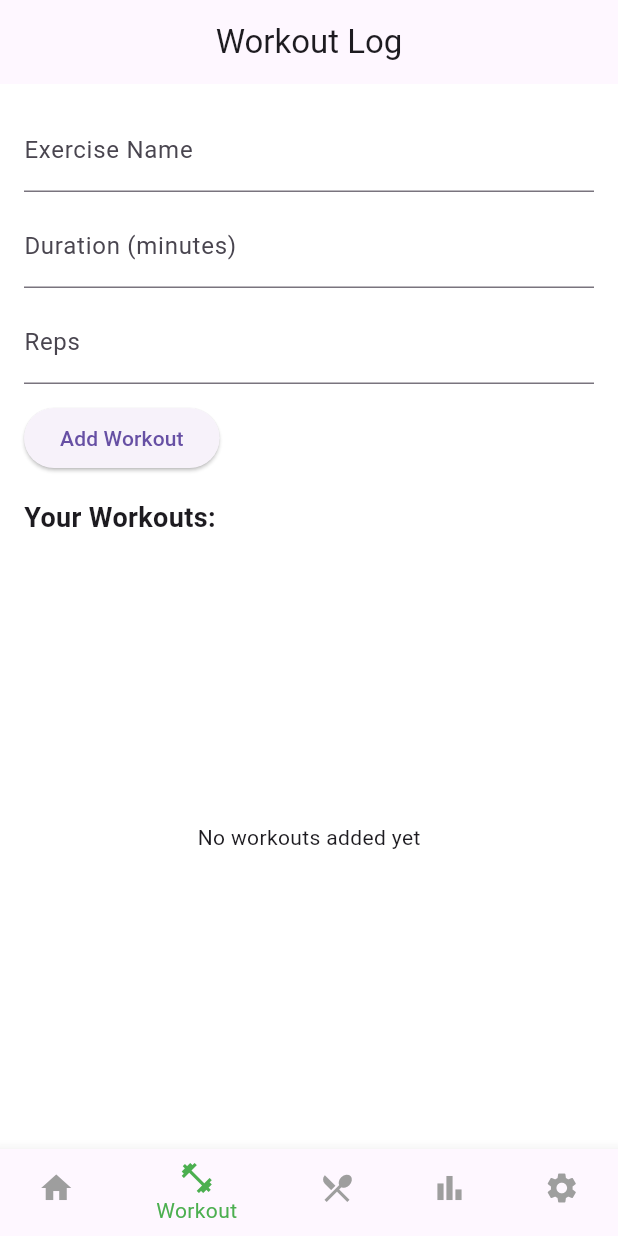
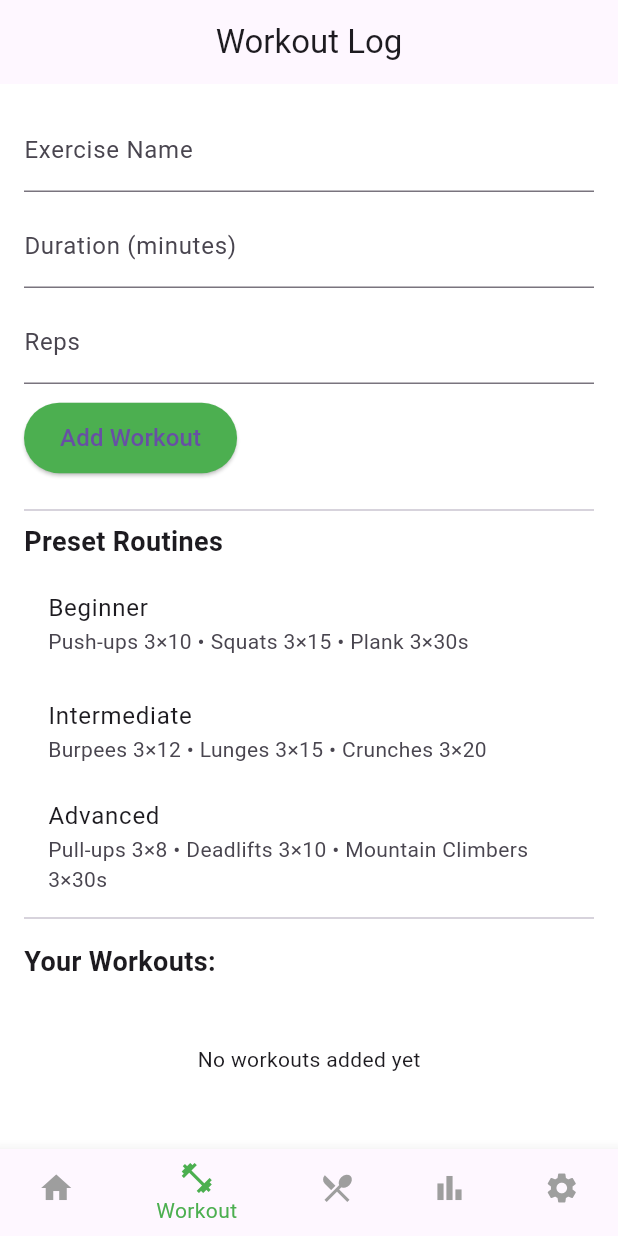
Before and after one commit to 002891677/Group_Project1, a Flutter app: the screen it shows after launch, item 2 of the bottom bar chosen, on a phone screen of 412 x 824 dp. Run offline on Flutter 3.47's test engine with Material 3 defaults, Android fonts, the phone set to English and light mode, and no system bars.

Commit message:
feat(workout): finalize workout log with add/delete and preset routines

```diff
--- a/lib/screens/workout_log.dart
+++ b/lib/screens/workout_log.dart
@@ -3,6 +3,7 @@ import '../models/workout.dart';
 
 class WorkoutLogScreen extends StatefulWidget {
   const WorkoutLogScreen({super.key});
+
   @override
   State<WorkoutLogScreen> createState() => _WorkoutLogScreenState();
 }
@@ -35,6 +36,15 @@ class _WorkoutLogScreenState extends State<WorkoutLogScreen> {
     _repsCtrl.clear();
   }
 
+  void _deleteWorkout(int index) {
+    setState(() {
+      _workouts.removeAt(index);
+    });
+    ScaffoldMessenger.of(context).showSnackBar(
+      const SnackBar(content: Text('Workout deleted')),
+    );
+  }
+
   @override
   Widget build(BuildContext context) {
     return Scaffold(
@@ -44,24 +54,64 @@ class _WorkoutLogScreenState extends State<WorkoutLogScreen> {
         child: Column(
           crossAxisAlignment: CrossAxisAlignment.start,
           children: [
+            // ---------- INPUT FIELDS ----------
             TextField(
               controller: _nameCtrl,
-                decoration: const InputDecoration(labelText: 'Exercise Name')),
+              decoration: const InputDecoration(labelText: 'Exercise Name'),
+            ),
             const SizedBox(height: 8),
             TextField(
               controller: _durationCtrl,
               keyboardType: TextInputType.number,
               decoration:
-                    const InputDecoration(labelText: 'Duration (minutes)')),
+                  const InputDecoration(labelText: 'Duration (minutes)'),
+            ),
             const SizedBox(height: 8),
             TextField(
               controller: _repsCtrl,
               keyboardType: TextInputType.number,
-                decoration: const InputDecoration(labelText: 'Reps')),
+              decoration: const InputDecoration(labelText: 'Reps'),
+            ),
             const SizedBox(height: 12),
+
+            // ---------- ADD BUTTON ----------
             ElevatedButton(
-                onPressed: _addWorkout, child: const Text('Add Workout')),
+              onPressed: _addWorkout,
+              style: ElevatedButton.styleFrom(
+                backgroundColor: Colors.green,
+                padding:
+                    const EdgeInsets.symmetric(horizontal: 24, vertical: 12),
+              ),
+              child: const Text('Add Workout', style: TextStyle(fontSize: 16)),
+            ),
+
             const SizedBox(height: 16),
+            const Divider(),
+
+            // ---------- PRESET ROUTINES ----------
+            const Text(
+              'Preset Routines',
+              style: TextStyle(fontSize: 18, fontWeight: FontWeight.bold),
+            ),
+            const SizedBox(height: 6),
+            const ListTile(
+              title: Text('Beginner'),
+              subtitle: Text('Push-ups 3×10 • Squats 3×15 • Plank 3×30s'),
+            ),
+            const ListTile(
+              title: Text('Intermediate'),
+              subtitle: Text('Burpees 3×12 • Lunges 3×15 • Crunches 3×20'),
+            ),
+            const ListTile(
+              title: Text('Advanced'),
+              subtitle: Text(
+                  'Pull-ups 3×8 • Deadlifts 3×10 • Mountain Climbers 3×30s'),
+            ),
+
+            const Divider(),
+            const SizedBox(height: 8),
+
+            // ---------- WORKOUT LIST ----------
             const Text(
               'Your Workouts:',
               style: TextStyle(fontSize: 18, fontWeight: FontWeight.bold),
@@ -75,11 +125,22 @@ class _WorkoutLogScreenState extends State<WorkoutLogScreen> {
                       itemBuilder: (context, i) {
                         final w = _workouts[i];
                         return Card(
+                          elevation: 3,
+                          margin: const EdgeInsets.symmetric(vertical: 6),
                           child: ListTile(
                             title: Text(
-                                '${w.name} – ${w.duration} min – ${w.reps} reps'),
+                              '${w.name} – ${w.duration} min – ${w.reps} reps',
+                              style:
+                                  const TextStyle(fontWeight: FontWeight.w600),
+                            ),
                             subtitle: Text(
-                                'Added: ${w.date.toLocal().toString().split(".").first}'),
+                              'Added: ${w.date.toLocal().toString().split(".").first}',
+                              style: const TextStyle(fontSize: 13),
+                            ),
+                            trailing: IconButton(
+                              icon: const Icon(Icons.delete, color: Colors.red),
+                              onPressed: () => _deleteWorkout(i),
+                            ),
                           ),
                         );
                       },
```
Lines whose indentation alone changed are shown as unchanged.
